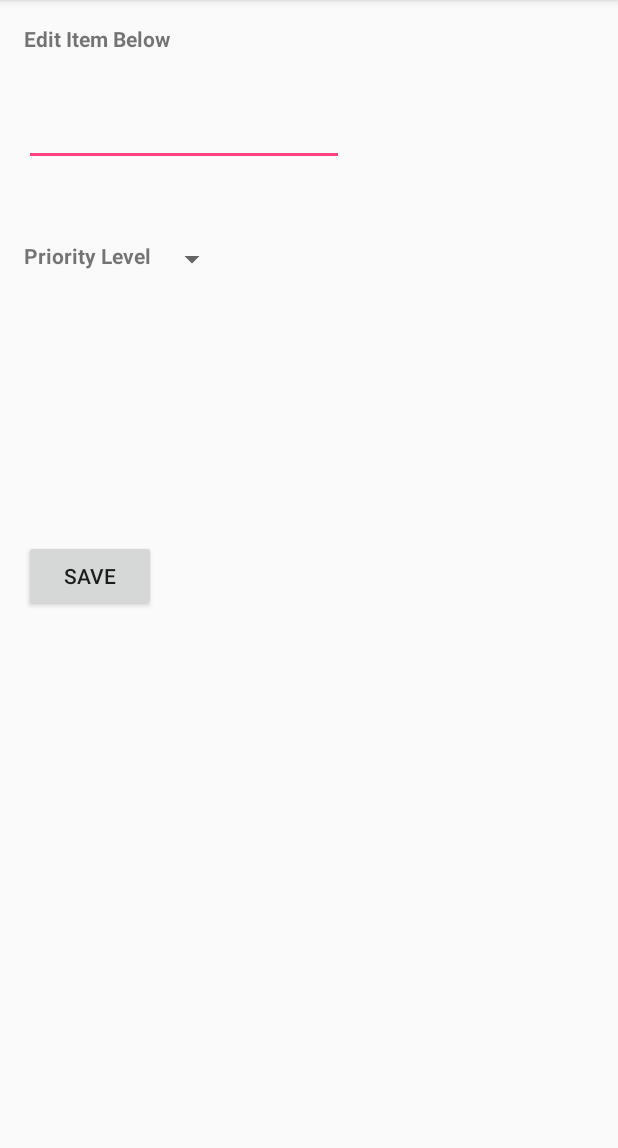
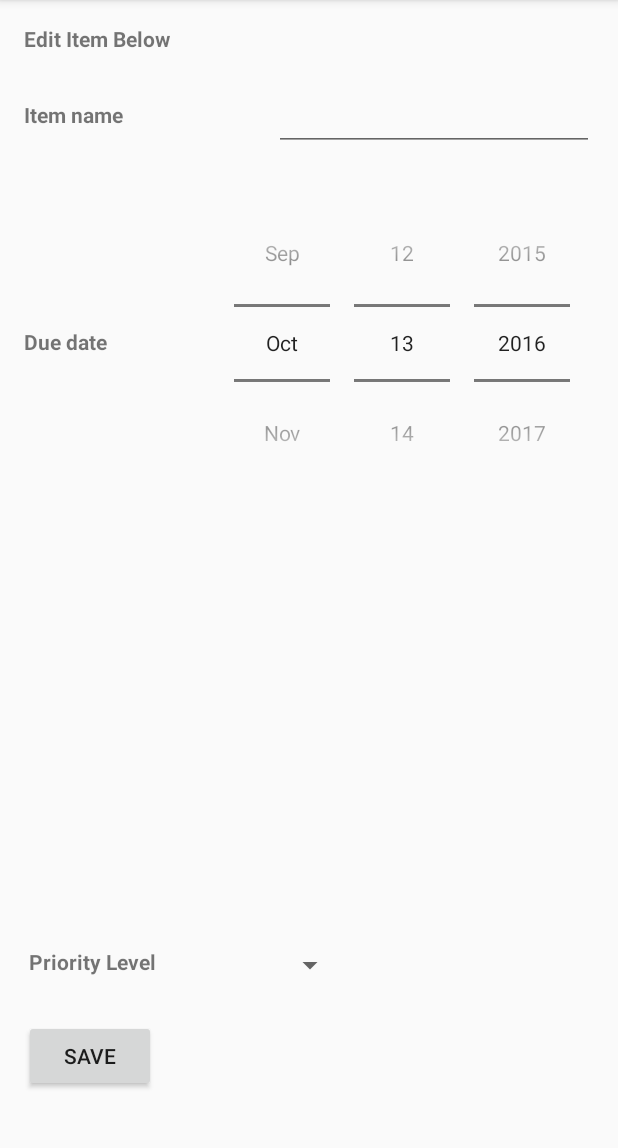
Before and after one commit to bzhong/Favorite-songs, an Android app: the EditActivity screen opened directly, with no data from a screen before it, on a phone screen of 412 x 824 dp, the part 84-1232 px from its top. Run offline under Robolectric (Android 15) with nearby library versions, the phone set to English and light mode, and no system bars; 1 statement that could not run was skipped.

Commit message:
fully support datepicker

```diff
--- a/app/src/main/java/com/codepath/simpletodo/MyDatabase.java
+++ b/app/src/main/java/com/codepath/simpletodo/MyDatabase.java
@@ -5,5 +5,5 @@ import com.raizlabs.android.dbflow.annotation.Database;
 @Database(name = MyDatabase.NAME, version = MyDatabase.VERSION)
 public class MyDatabase {
     public static final String NAME = "MyDataBase";
-    public static final int VERSION = 3;
+    public static final int VERSION = 4;
 }
--- a/app/src/main/res/layout/activity_edit.xml
+++ b/app/src/main/res/layout/activity_edit.xml
@@ -20,16 +20,38 @@
         android:id="@+id/textView"
         android:textStyle="normal|bold" />
 
-    <EditText
+    <TextView
+        android:text="Item name"
         android:layout_width="wrap_content"
         android:layout_height="wrap_content"
-        android:inputType="textMultiLine"
-        android:ems="10"
-        android:layout_below="@+id/textView"
+        android:layout_alignTop="@+id/updateText"
         android:layout_alignParentLeft="true"
         android:layout_alignParentStart="true"
-        android:layout_marginTop="30dp"
-        android:id="@+id/updateText" />
+        android:layout_marginTop="11dp"
+        android:id="@+id/textView4"
+        android:textStyle="normal|bold" />
+
+    <DatePicker
+        android:layout_width="wrap_content"
+        android:layout_height="wrap_content"
+        android:datePickerMode="spinner"
+        android:id="@+id/datePicker"
+        android:calendarViewShown="false"
+        android:layout_below="@+id/updateText"
+        android:layout_alignParentRight="true"
+        android:layout_alignParentEnd="true"
+        android:layout_marginTop="22dp" />
+
+    <TextView
+        android:text="Due date"
+        android:layout_width="wrap_content"
+        android:layout_height="wrap_content"
+        android:id="@+id/textView3"
+        android:textStyle="normal|bold"
+        android:layout_alignBottom="@+id/datePicker"
+        android:layout_alignParentLeft="true"
+        android:layout_alignParentStart="true"
+        android:layout_marginBottom="97dp" />
 
     <Button
         android:text="Save"
@@ -37,27 +59,39 @@
         android:layout_height="wrap_content"
         android:id="@+id/save"
         android:onClick="onUpdateItem"
-        android:layout_centerVertical="true"
+        android:layout_marginBottom="24dp"
+        android:layout_alignParentBottom="true"
         android:layout_alignParentLeft="true"
         android:layout_alignParentStart="true" />
+
+    <EditText
+        android:layout_width="wrap_content"
+        android:layout_height="wrap_content"
+        android:inputType="textMultiLine"
+        android:ems="10"
+        android:layout_marginTop="20dp"
+        android:id="@+id/updateText"
+        android:layout_below="@+id/textView"
+        android:layout_alignParentRight="true"
+        android:layout_alignParentEnd="true" />
 
     <TextView
         android:text="Priority Level"
         android:layout_width="wrap_content"
         android:layout_height="wrap_content"
         android:id="@+id/textView2"
-        android:layout_alignTop="@+id/spinner"
-        android:layout_alignParentLeft="true"
-        android:layout_alignParentStart="true"
-        android:textStyle="normal|bold" />
+        android:textStyle="normal|bold"
+        android:layout_marginBottom="29dp"
+        android:layout_above="@+id/save"
+        android:layout_alignRight="@+id/save"
+        android:layout_alignEnd="@+id/save" />
 
     <Spinner
         android:layout_width="wrap_content"
         android:layout_height="wrap_content"
         android:id="@+id/spinner"
-        android:layout_below="@+id/updateText"
-        android:layout_toRightOf="@+id/save"
-        android:layout_toEndOf="@+id/save"
-        android:layout_marginTop="50dp" />
+        android:layout_alignTop="@+id/textView2"
+        android:layout_alignLeft="@+id/updateText"
+        android:layout_alignStart="@+id/updateText" />
 
 </RelativeLayout>
```
Also changed, not shown: app/src/main/java/com/codepath/simpletodo/EditTodoItemDialogFragment.java (+36 -2 lines), app/src/main/java/com/codepath/simpletodo/MainActivity.java (+20 -5 lines), app/src/main/java/com/codepath/simpletodo/TodoItem.java (+7 -1 lines).
